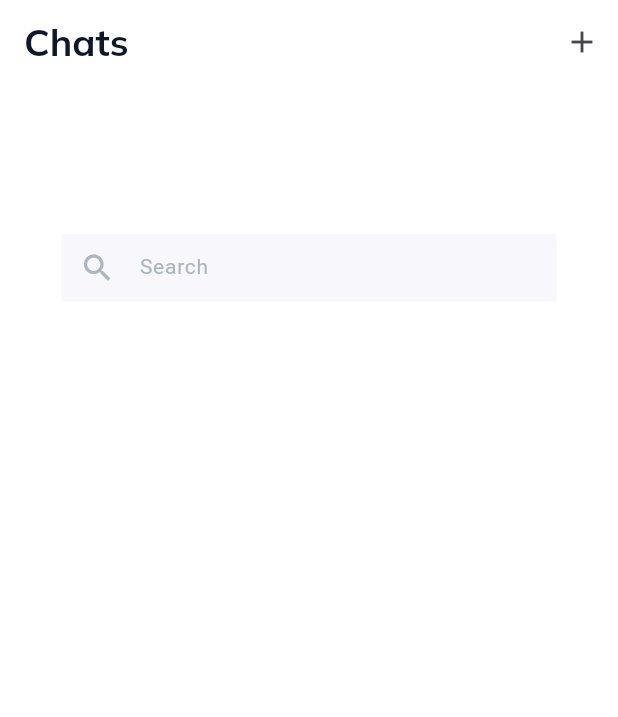
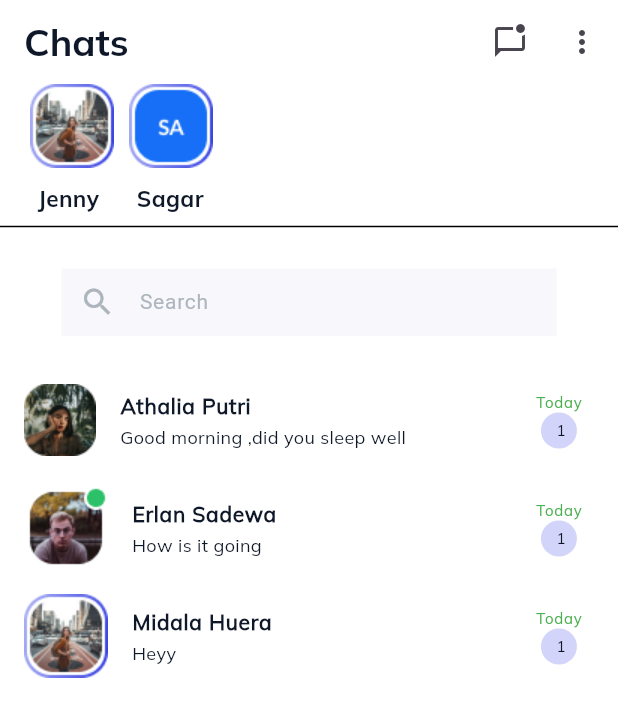
Before and after one commit to nithish25kumar/messenger-app, a Flutter app: the Chatscreen screen opened directly, on a phone screen of 412 x 824 dp. Shown: the top 717 px of the screen. Run offline on Flutter 3.47's test engine with Material 3 defaults, Android fonts, the phone set to English and light mode, and no system bars; our stand-ins replace flutter_bloc, pinput.

Commit message:
Frontend updated

```diff
--- a/lib/repositary/screens/chats/chatscreen.dart
+++ b/lib/repositary/screens/chats/chatscreen.dart
@@ -4,6 +4,29 @@ import '../../../domain/constants/appcolors.dart';
 import '../widgets/Uihelper.dart';
 
 class Chatscreen extends StatelessWidget {
+  var arrchat = [
+    {
+      "img": "Frame 3293.png",
+      "name": "Athalia Putri",
+      "msg": "Good morning ,did you sleep well",
+      "date": "Today",
+      "msgcount": " 1"
+    },
+    {
+      "img": "Avatar.png",
+      "name": "Erlan Sadewa",
+      "msg": "How is it going",
+      "date": "Today",
+      "msgcount": " 1"
+    },
+    {
+      "img": "Avatar (1).png",
+      "name": "Midala Huera",
+      "msg": "Heyy",
+      "date": "Today",
+      "msgcount": " 1"
+    },
+  ];
   TextEditingController searchController = TextEditingController();
   @override
   Widget build(BuildContext context) {
@@ -19,20 +42,105 @@ class Chatscreen extends StatelessWidget {
             fontweight: FontWeight.bold,
             fontfamily: "bold",
             context: context),
-        actions: [IconButton(onPressed: () {}, icon: Icon(Icons.add))],
+        actions: [
+          IconButton(
+              onPressed: () {}, icon: Icon(Icons.mark_chat_unread_outlined)),
+          IconButton(onPressed: () {}, icon: Icon(Icons.more_vert_rounded))
+        ],
       ),
       body: Center(
         child: Column(
           children: [
+            Padding(
+              padding: const EdgeInsets.only(left: 20),
+              child: Row(
+                children: [
+                  Uihelper.CustomImage(imgurl: "Avatar (1).png"),
+                  SizedBox(
+                    width: 10,
+                  ),
+                  Uihelper.CustomImage(imgurl: "Avatar (3).png"),
+                ],
+              ),
+            ),
             SizedBox(
-              height: 100,
+              height: 10,
+            ),
+            Padding(
+              padding: const EdgeInsets.only(left: 25),
+              child: Row(
+                children: [
+                  Uihelper.CustomText(
+                      text: "Jenny",
+                      fontsize: 15,
+                      fontweight: FontWeight.bold,
+                      fontfamily: "bold",
+                      context: context),
+                  SizedBox(
+                    width: 25,
+                  ),
+                  Uihelper.CustomText(
+                      text: "Sagar",
+                      fontsize: 15,
+                      fontweight: FontWeight.bold,
+                      fontfamily: "bold",
+                      context: context),
+                ],
+              ),
+            ),
+            Divider(
+              color: Colors.black,
+            ),
+            SizedBox(
+              height: 20,
             ),
             Uihelper.CustomTextField(
                 controller: searchController,
                 text: "Search",
                 textinputtype: TextInputType.text,
                 context: context,
-                icondata: Icons.search)
+                icondata: Icons.search),
+            SizedBox(
+              height: 20,
+            ),
+            Expanded(
+              child: ListView.builder(
+                itemBuilder: (context, index) {
+                  return ListTile(
+                    leading: Uihelper.CustomImage(
+                        imgurl: arrchat[index]["img"].toString()),
+                    title: Uihelper.CustomText(
+                        text: arrchat[index]["name"].toString(),
+                        fontsize: 14,
+                        fontweight: FontWeight.w600,
+                        context: context),
+                    subtitle: Uihelper.CustomText(
+                        text: arrchat[index]["msg"].toString(),
+                        fontsize: 12,
+                        context: context),
+                    trailing: Column(
+                      mainAxisAlignment: MainAxisAlignment.center,
+                      children: [
+                        Uihelper.CustomText(
+                            text: arrchat[index]["date"].toString(),
+                            fontsize: 10,
+                            context: context,
+                            color: Colors.green),
+                        CircleAvatar(
+                          radius: 12,
+                          child: Uihelper.CustomText(
+                              text: arrchat[index]["msgcount"].toString(),
+                              fontsize: 10,
+                              context: context),
+                          backgroundColor: Color(0xFFD2D5F9),
+                        )
+                      ],
+                    ),
+                  );
+                },
+                itemCount: arrchat.length,
+              ),
+            )
           ],
         ),
       ),
--- a/lib/repositary/screens/contacts/contactscreen.dart
+++ b/lib/repositary/screens/contacts/contactscreen.dart
@@ -57,7 +57,8 @@ class Contactscreen extends StatelessWidget {
             SizedBox(
               height: 10,
             ),
-            ListView.builder(
+            Expanded(
+              child: ListView.builder(
                 itemBuilder: (context, index) {
                   return ListTile(
                     leading: Uihelper.CustomImage(
@@ -74,6 +75,7 @@ class Contactscreen extends StatelessWidget {
                   );
                 },
                 itemCount: arrContacts.length,
+              ),
             )
           ],
         ),
```
Also changed, not shown: lib/repositary/screens/more/morescreen.dart (+38 -21 lines), assets/images/avator.webp (added), 1 other file. Lines whose indentation alone changed are shown as unchanged.
